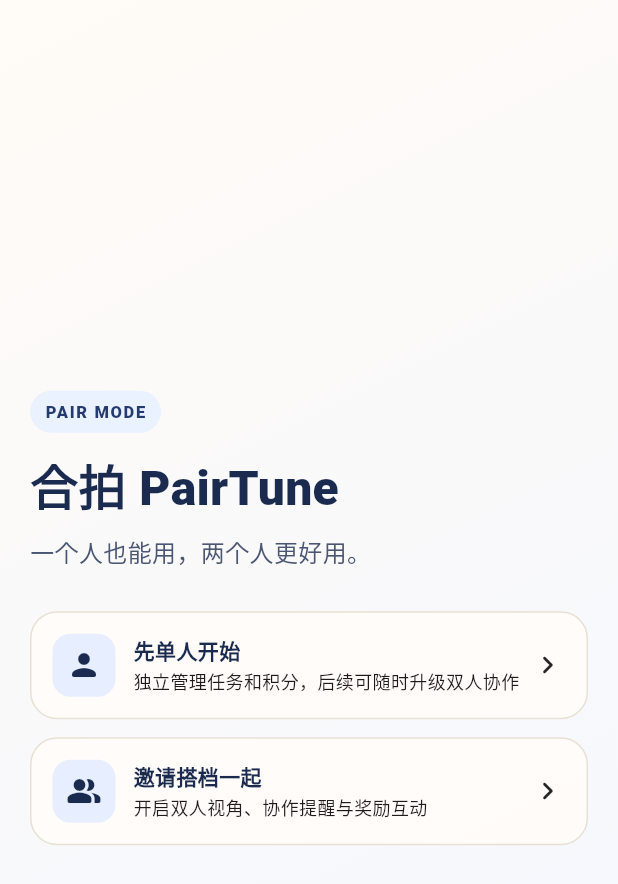
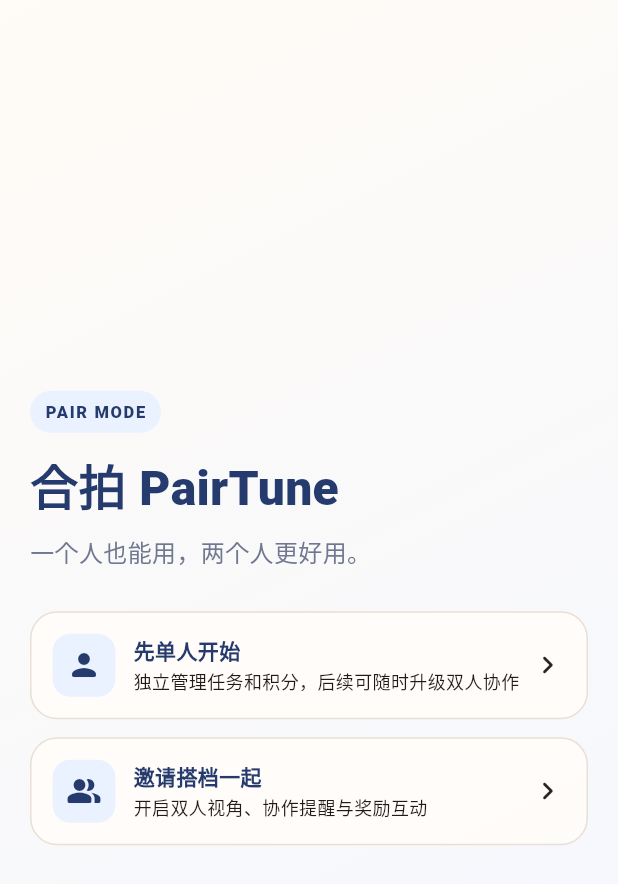
Before and after one commit to ZevanFt/PairTune, a Flutter app: the screen it shows after launch, on a phone screen of 412 x 824 dp. Shown: the top 884 px of the screen. Run offline on Flutter 3.47's test engine with Material 3 defaults, Android fonts, the phone set to English and light mode, and no system bars; our stand-ins replace sqflite; accounts and stored records are empty.

Commit message:
refactor: unify launcher and bottom nav colors with theme tokens

```diff
--- a/frontend/lib/main.dart
+++ b/frontend/lib/main.dart
@@ -130,13 +130,13 @@
                   style: TextStyle(
                     fontSize: 32,
                     fontWeight: FontWeight.w900,
-                    color: Color(0xFF1A2B4F),
+                    color: AppTheme.primary,
                   ),
                 ),
                 const SizedBox(height: 8),
                 const Text(
                   '一个人也能用，两个人更好用。',
-                  style: TextStyle(fontSize: 16, color: Color(0xFF4A5672)),
+                  style: TextStyle(fontSize: 16, color: AppTheme.textMuted),
                 ),
                 const SizedBox(height: 28),
                 _modeCard(
@@ -184,10 +184,10 @@
                 width: 42,
                 height: 42,
                 decoration: BoxDecoration(
-                  color: const Color(0xFFE7EEFF),
+                  color: AppTheme.softBlue,
                   borderRadius: BorderRadius.circular(12),
                 ),
-                child: Icon(icon, color: const Color(0xFF1A2B4F)),
+                child: Icon(icon, color: AppTheme.primary),
               ),
               const SizedBox(width: 12),
               Expanded(
@@ -198,7 +198,7 @@
                       title,
                       style: const TextStyle(
                         fontWeight: FontWeight.w800,
-                        color: Color(0xFF1A2B4F),
+                        color: AppTheme.primary,
                       ),
                     ),
                     const SizedBox(height: 3),
@@ -263,10 +263,10 @@
                     duration: const Duration(milliseconds: 220),
                     curve: Curves.easeOutCubic,
                     padding: const EdgeInsets.symmetric(vertical: 7, horizontal: 4),
-                  decoration: BoxDecoration(
-                    color: selected ? AppTheme.softBlue : Colors.transparent,
-                    borderRadius: BorderRadius.circular(14),
-                  ),
+                    decoration: BoxDecoration(
+                      color: selected ? AppTheme.softBlue : Colors.transparent,
+                      borderRadius: BorderRadius.circular(14),
+                    ),
                     child: Column(
                       mainAxisSize: MainAxisSize.min,
                       children: [
@@ -284,8 +284,8 @@
                           items[i].$1,
                           size: selected ? 22 : 21,
                           color: selected
-                              ? const Color(0xFF1A2B4F)
-                              : const Color(0xFF8A93A5),
+                              ? AppTheme.primary
+                              : AppTheme.textMuted,
                         ),
                         const SizedBox(height: 3),
                         Text(
@@ -295,8 +295,8 @@
                             letterSpacing: 0.15,
                             fontWeight: selected ? FontWeight.w800 : FontWeight.w600,
                             color: selected
-                                ? const Color(0xFF1A2B4F)
-                                : const Color(0xFF8A93A5),
+                                ? AppTheme.primary
+                                : AppTheme.textMuted,
                           ),
                         ),
                       ],
```
